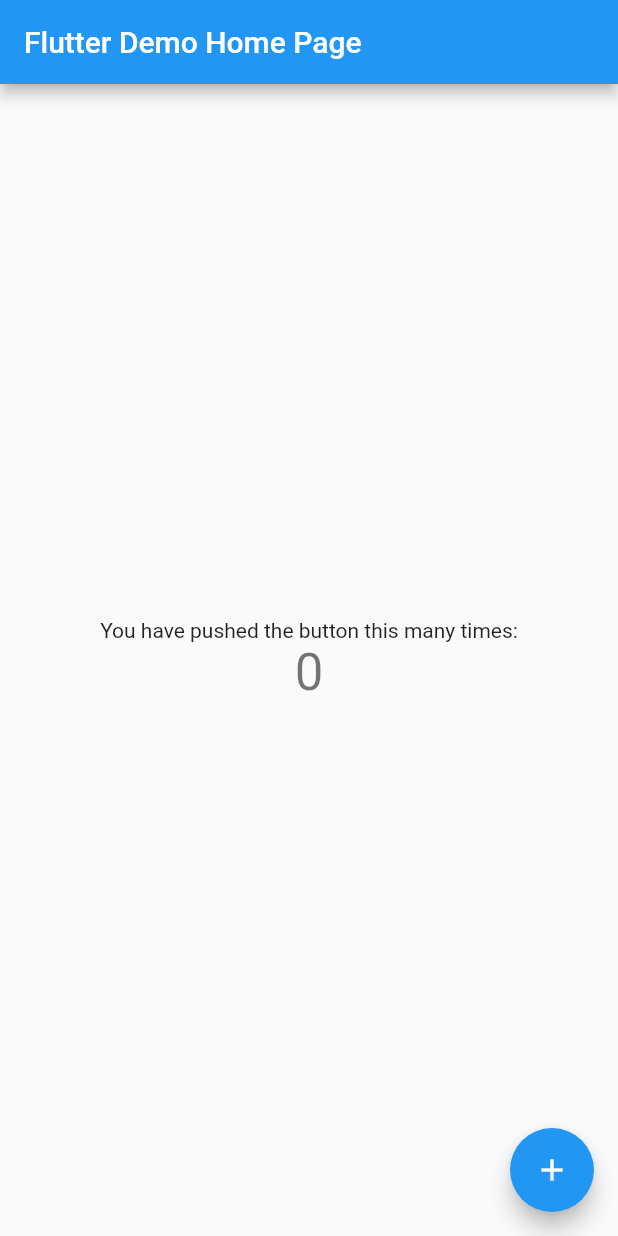
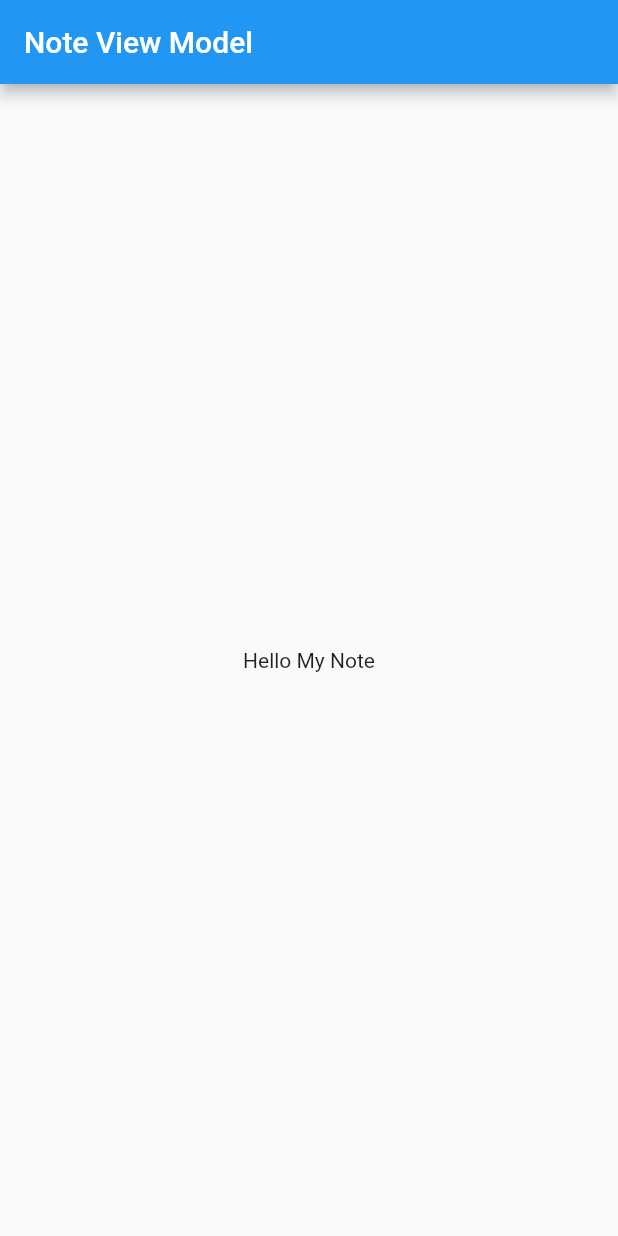
Before and after one commit to beobeo1998/note_app, a Flutter app: the screen it shows after launch, on a phone screen of 412 x 824 dp. Run offline on Flutter 3.47's test engine with Material 2 defaults, Android fonts, the phone set to English and light mode, and no system bars; our stand-ins replace stacked.

Commit message:
view node

```diff
--- a/lib/main.dart
+++ b/lib/main.dart
@@ -1,4 +1,5 @@
 import 'package:flutter/material.dart';
+import 'package:note_app/ui/views/note/node_view.dart';
 
 void main() {
   runApp(MyApp());
@@ -9,109 +10,7 @@ class MyApp extends StatelessWidget {
   @override
   Widget build(BuildContext context) {
     return MaterialApp(
-      title: 'Flutter Demo',
-      theme: ThemeData(
-        // This is the theme of your application.
-        //
-        // Try running your application with "flutter run". You'll see the
-        // application has a blue toolbar. Then, without quitting the app, try
-        // changing the primarySwatch below to Colors.green and then invoke
-        // "hot reload" (press "r" in the console where you ran "flutter run",
-        // or simply save your changes to "hot reload" in a Flutter IDE).
-        // Notice that the counter didn't reset back to zero; the application
-        // is not restarted.
-        primarySwatch: Colors.blue,
-        // This makes the visual density adapt to the platform that you run
-        // the app on. For desktop platforms, the controls will be smaller and
-        // closer together (more dense) than on mobile platforms.
-        visualDensity: VisualDensity.adaptivePlatformDensity,
-      ),
-      home: MyHomePage(title: 'Flutter Demo Home Page'),
+      home: NoteView(),
     );
   }
 }
-
-class MyHomePage extends StatefulWidget {
-  MyHomePage({Key key, this.title}) : super(key: key);
-
-  // This widget is the home page of your application. It is stateful, meaning
-  // that it has a State object (defined below) that contains fields that affect
-  // how it looks.
-
-  // This class is the configuration for the state. It holds the values (in this
-  // case the title) provided by the parent (in this case the App widget) and
-  // used by the build method of the State. Fields in a Widget subclass are
-  // always marked "final".
-
-  final String title;
-
-  @override
-  _MyHomePageState createState() => _MyHomePageState();
-}
-
-class _MyHomePageState extends State<MyHomePage> {
-  int _counter = 0;
-
-  void _incrementCounter() {
-    setState(() {
-      // This call to setState tells the Flutter framework that something has
-      // changed in this State, which causes it to rerun the build method below
-      // so that the display can reflect the updated values. If we changed
-      // _counter without calling setState(), then the build method would not be
-      // called again, and so nothing would appear to happen.
-      _counter++;
-    });
-  }
-
-  @override
-  Widget build(BuildContext context) {
-    // This method is rerun every time setState is called, for instance as done
-    // by the _incrementCounter method above.
-    //
-    // The Flutter framework has been optimized to make rerunning build methods
-    // fast, so that you can just rebuild anything that needs updating rather
-    // than having to individually change instances of widgets.
-    return Scaffold(
-      appBar: AppBar(
-        // Here we take the value from the MyHomePage object that was created by
-        // the App.build method, and use it to set our appbar title.
-        title: Text(widget.title),
-      ),
-      body: Center(
-        // Center is a layout widget. It takes a single child and positions it
-        // in the middle of the parent.
-        child: Column(
-          // Column is also a layout widget. It takes a list of children and
-          // arranges them vertically. By default, it sizes itself to fit its
-          // children horizontally, and tries to be as tall as its parent.
-          //
-          // Invoke "debug painting" (press "p" in the console, choose the
-          // "Toggle Debug Paint" action from the Flutter Inspector in Android
-          // Studio, or the "Toggle Debug Paint" command in Visual Studio Code)
-          // to see the wireframe for each widget.
-          //
-          // Column has various properties to control how it sizes itself and
-          // how it positions its children. Here we use mainAxisAlignment to
-          // center the children vertically; the main axis here is the vertical
-          // axis because Columns are vertical (the cross axis would be
-          // horizontal).
-          mainAxisAlignment: MainAxisAlignment.center,
-          children: <Widget>[
-            Text(
-              'You have pushed the button this many times:',
-            ),
-            Text(
-              '$_counter',
-              style: Theme.of(context).textTheme.headline4,
-            ),
-          ],
-        ),
-      ),
-      floatingActionButton: FloatingActionButton(
-        onPressed: _incrementCounter,
-        tooltip: 'Increment',
-        child: Icon(Icons.add),
-      ), // This trailing comma makes auto-formatting nicer for build methods.
-    );
-  }
-}
--- /dev/null
+++ b/lib/ui/views/note/node_model.dart
@@ -0,0 +1,7 @@
+
+class Note {
+  final String title;
+  final String desc;
+
+  Note(this.title, this.desc);
+}
--- /dev/null
+++ b/lib/ui/views/note/node_view.dart
@@ -0,0 +1,18 @@
+import 'package:flutter/material.dart';
+import 'package:note_app/ui/views/note/node_viewmodel.dart';
+import 'package:stacked/stacked.dart';
+
+class NoteView extends StatelessWidget {
+  @override
+  Widget build(BuildContext context) {
+    return ViewModelBuilder<NoteViewModel>.reactive(
+      builder: (context, model, child) => Scaffold(
+        appBar: AppBar(title: Text(model.title)),
+        body: Center(
+          child: Text('Hello My Note'),
+        ),
+      ),
+      viewModelBuilder: () => NoteViewModel(),
+    );
+  }
+}
--- /dev/null
+++ b/lib/ui/views/note/node_viewmodel.dart
@@ -0,0 +1,5 @@
+import 'package:stacked/stacked.dart';
+
+class NoteViewModel extends BaseViewModel {
+  final title = 'Note View Model';
+}
```
Also changed, not shown: lib/ui/views/note/node_view_item.dart (added), lib/ui/views/note/widgets/edit.dart (added).
